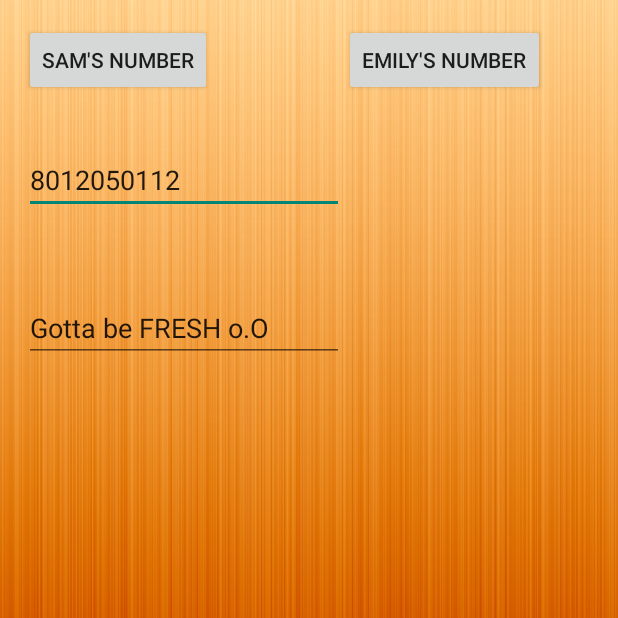
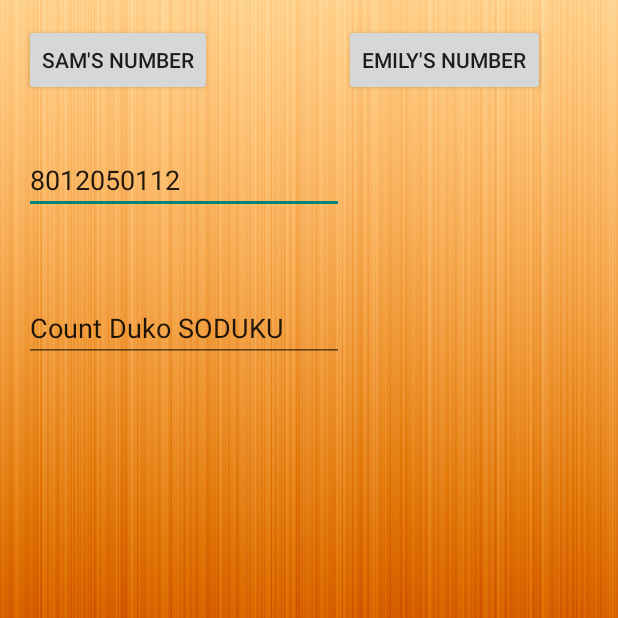
Before and after one commit to Wh3at1y/QuickText2, an Android app: the screen it shows after launch (SendTextActivity), after a tap on "RANDOM TEXT", on a phone screen of 412 x 824 dp, the top half of it. Run offline under Robolectric (Android 15) with nearby library versions, the phone set to English and light mode, and no system bars; 2 other taps on this screen came first.

Commit message:
Added Final Stuff

```diff
--- a/app/src/main/java/com/example/smon7958/quicktext2/SendTextActivity.java
+++ b/app/src/main/java/com/example/smon7958/quicktext2/SendTextActivity.java
@@ -13,9 +13,10 @@ import java.lang.reflect.Array;
 import java.util.ArrayList;
 
 /**
- * Created by smon7958 on 11/2/15.
+ * @author Emily Orton Sydney Nemelka
  */
 public class SendTextActivity extends Activity {
+ // Declaration section
     private EditText smsMessageField;
     private EditText smsNumberField;
     private Button sendSMSButton;
@@ -27,6 +28,7 @@ public class SendTextActivity extends Activity {
     private ArrayList<String> randomMessage;
 
     @Override
+    // onCreate method, calls the message field, sets sam and Emily's number. Calls a random method.
     protected void onCreate(Bundle savedInstanceState) {
         super.onCreate(savedInstanceState);
         setContentView(R.layout.activity_main_screen);
@@ -45,12 +47,21 @@ public class SendTextActivity extends Activity {
         setupListeners();
     }
 
+    /**
+     * Creates the messages being used for the randomButton.
+     */
     private void  buildRandomMessage() {
         randomMessage.add("Hello there ^.^");
         randomMessage.add("Clubbin' time =^-^=");
         randomMessage.add("I am the SEAL ⊙ω⊙");
         randomMessage.add("Gotta be FRESH o.O");
         randomMessage.add("KKK");
+        randomMessage.add("Whatter THOOOOOOOOOOOSE??????");
+        randomMessage.add("Why not WOBAFUAT");
+        randomMessage.add("Count Duko SODUKU");
+        randomMessage.add("LEDELLEDELLEDELLEEE");
+        randomMessage.add("Can you feel it now MR CRABS???? (・ω<)");
+
     }
 
     private String randomMessage(){
@@ -62,6 +73,9 @@ public class SendTextActivity extends Activity {
 
     }
 
+    /**
+     * Sets up the listeners for the sendSMSButton, randomButton, contact and rhe message widgets.
+     */
     private void setupListeners() {
         sendSMSButton.setOnClickListener(new View.OnClickListener() {
             @Override
```
